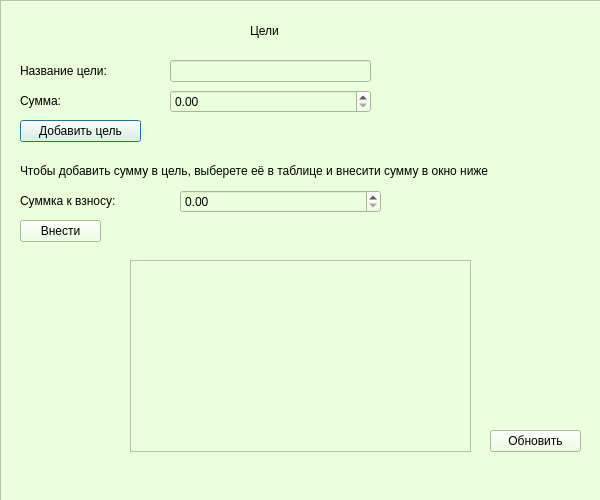
Above: ui/goalsdialog.ui from KseniaG8/Family_budget before the change. Below: the same form after it.
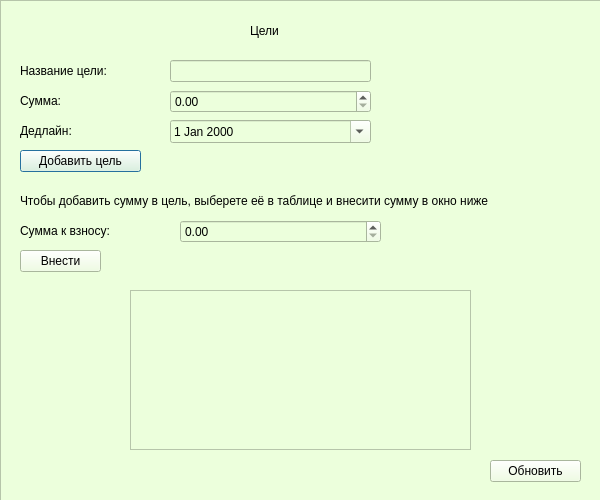
That is the form after the change.

What changed in the file:
```diff
--- a/ui/goalsdialog.ui
+++ b/ui/goalsdialog.ui
@@ -99,11 +99,41 @@
      <string>Сумма:</string>
     </property>
    </widget>
-   <widget class="QPushButton" name="addButton">
+   
+   <widget class="QLabel" name="label_deadline">
     <property name="geometry">
      <rect>
       <x>20</x>
+      <y>110</y>
+      <width>131</width>
+      <height>41</height>
+     </rect>
+    </property>
+    <property name="styleSheet">
+     <string notr="true">font: 12pt &quot;Sans Serif&quot;;</string>
+    </property>
+    <property name="text">
+     <string>Дедлайн:</string>
+    </property>
+   </widget>
+   <widget class="QDateEdit" name="deadlineDateEdit">
+    <property name="geometry">
+     <rect>
+      <x>170</x>
       <y>120</y>
+      <width>201</width>
+      <height>23</height>
+     </rect>
+    </property>
+    <property name="calendarPopup">
+     <bool>true</bool>
+    </property>
+   </widget>
+   <widget class="QPushButton" name="addButton">
+    <property name="geometry">
+     <rect>
+      <x>20</x>
+      <y>150</y>
       <width>121</width>
       <height>22</height>
      </rect>
@@ -116,9 +146,9 @@
     <property name="geometry">
      <rect>
       <x>130</x>
-      <y>260</y>
+      <y>290</y>
       <width>341</width>
-      <height>192</height>
+      <height>160</height>
      </rect>
     </property>
    </widget>
@@ -126,7 +156,7 @@
     <property name="geometry">
      <rect>
       <x>20</x>
-      <y>150</y>
+      <y>180</y>
       <width>521</width>
       <height>41</height>
      </rect>
@@ -142,7 +172,7 @@
     <property name="geometry">
      <rect>
       <x>20</x>
-      <y>180</y>
+      <y>210</y>
       <width>161</width>
       <height>41</height>
      </rect>
@@ -151,24 +181,27 @@
      <string notr="true">font: 12pt &quot;Sans Serif&quot;;</string>
     </property>
     <property name="text">
-     <string>Суммка к взносу:</string>
+     <string>Сумма к взносу:</string>
     </property>
    </widget>
    <widget class="QDoubleSpinBox" name="contributeSpin">
     <property name="geometry">
      <rect>
       <x>180</x>
-      <y>190</y>
-      <width>201</width>
-      <height>23</height>
-     </rect>
-    </property>
-   </widget>
-   <widget class="QPushButton" name="contributeButton">
-    <property name="geometry">
-     <rect>
-      <x>20</x>
       <y>220</y>
+      <width>201</width>
+      <height>23</height>
+     </rect>
+    </property>
+    <property name="maximum">
+     <double>1000000000.000000000000000</double>
+    </property>
+   </widget>
+   <widget class="QPushButton" name="contributeButton">
+    <property name="geometry">
+     <rect>
+      <x>20</x>
+      <y>250</y>
       <width>81</width>
       <height>22</height>
      </rect>
@@ -181,7 +214,7 @@
     <property name="geometry">
      <rect>
       <x>490</x>
-      <y>430</y>
+      <y>460</y>
       <width>91</width>
       <height>22</height>
      </rect>
```
